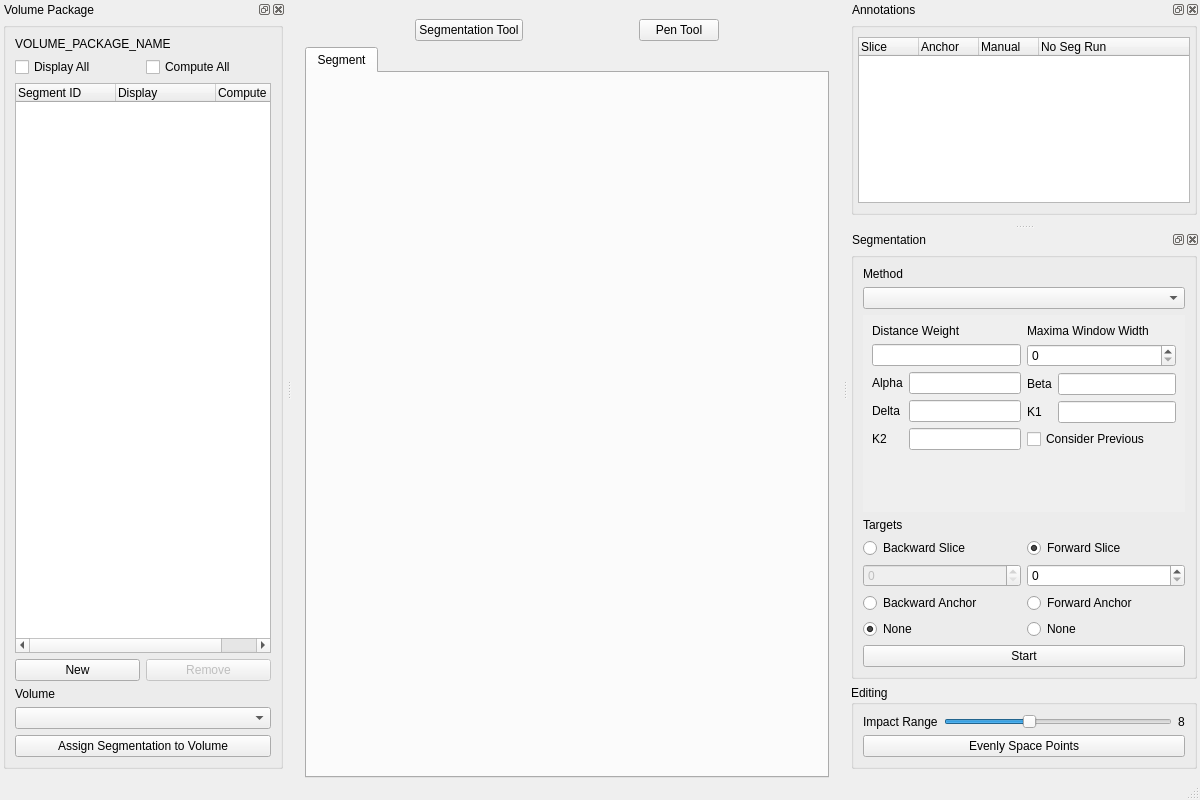
Before: the Qt Designer form volume-cartographer/apps/VC/VCMain.ui in SuperOptimizer/villa, drawn with Qt 5.
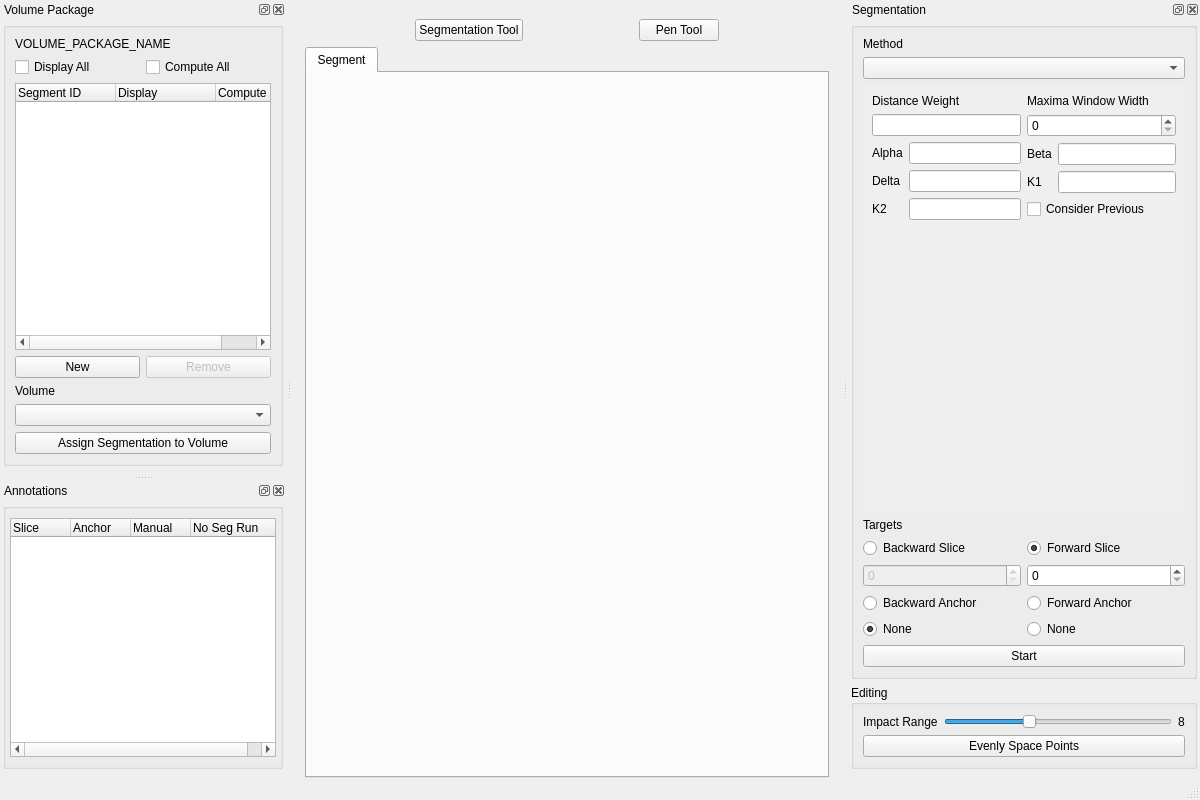
After: the same form once the commit is applied. Icons and pictures are not drawn.

Commit message: move annotations dock to left as default

```diff
--- a/volume-cartographer/apps/VC/VCMain.ui
+++ b/volume-cartographer/apps/VC/VCMain.ui
@@ -124,118 +124,6 @@
    </layout>
   </widget>
   <widget class="QStatusBar" name="statusBar"/>
-  <widget class="QDockWidget" name="dockWidgetAnnotations">
-   <property name="minimumSize">
-    <size>
-     <width>92</width>
-     <height>130</height>
-    </size>
-   </property>
-   <property name="floating">
-    <bool>false</bool>
-   </property>
-   <property name="features">
-    <set>QDockWidget::DockWidgetClosable|QDockWidget::DockWidgetFloatable|QDockWidget::DockWidgetMovable</set>
-   </property>
-   <property name="allowedAreas">
-    <set>Qt::LeftDockWidgetArea|Qt::RightDockWidgetArea</set>
-   </property>
-   <property name="windowTitle">
-    <string>Annotations</string>
-   </property>
-   <attribute name="dockWidgetArea">
-    <number>2</number>
-   </attribute>
-   <widget class="QWidget" name="dockWidgetAnnotationsContent">
-    <property name="enabled">
-     <bool>true</bool>
-    </property>
-    <layout class="QVBoxLayout" name="verticalLayout_5">
-     <property name="leftMargin">
-      <number>3</number>
-     </property>
-     <property name="topMargin">
-      <number>3</number>
-     </property>
-     <property name="rightMargin">
-      <number>3</number>
-     </property>
-     <property name="bottomMargin">
-      <number>9</number>
-     </property>
-     <item>
-      <layout class="QVBoxLayout" name="verticalLayout">
-       <item>
-        <widget class="QGroupBox" name="groupBox">
-         <property name="title">
-          <string/>
-         </property>
-         <property name="flat">
-          <bool>false</bool>
-         </property>
-         <layout class="QVBoxLayout" name="verticalLayout_6">
-          <property name="leftMargin">
-           <number>4</number>
-          </property>
-          <property name="rightMargin">
-           <number>4</number>
-          </property>
-          <item>
-           <widget class="QTreeWidget" name="treeWidgetAnnotations">
-            <property name="enabled">
-             <bool>true</bool>
-            </property>
-            <property name="editTriggers">
-             <set>QAbstractItemView::NoEditTriggers</set>
-            </property>
-            <property name="indentation">
-             <number>0</number>
-            </property>
-            <property name="itemsExpandable">
-             <bool>true</bool>
-            </property>
-            <property name="sortingEnabled">
-             <bool>false</bool>
-            </property>
-            <property name="expandsOnDoubleClick">
-             <bool>true</bool>
-            </property>
-            <property name="columnCount">
-             <number>4</number>
-            </property>
-            <attribute name="headerDefaultSectionSize">
-             <number>60</number>
-            </attribute>
-            <column>
-             <property name="text">
-              <string>Slice</string>
-             </property>
-            </column>
-            <column>
-             <property name="text">
-              <string>Anchor</string>
-             </property>
-            </column>
-            <column>
-             <property name="text">
-              <string>Manual</string>
-             </property>
-            </column>
-            <column>
-             <property name="text">
-              <string>No Seg Run</string>
-             </property>
-            </column>
-           </widget>
-          </item>
-         </layout>
-        </widget>
-       </item>
-      </layout>
-     </item>
-    </layout>
-   </widget>
-  </widget>
   <widget class="QDockWidget" name="dockWidgetVolumes">
    <property name="minimumSize">
     <size>
@@ -406,6 +294,118 @@
     </layout>
    </widget>
   </widget>
+  <widget class="QDockWidget" name="dockWidgetAnnotations">
+   <property name="minimumSize">
+    <size>
+     <width>92</width>
+     <height>130</height>
+    </size>
+   </property>
+   <property name="floating">
+    <bool>false</bool>
+   </property>
+   <property name="features">
+    <set>QDockWidget::DockWidgetClosable|QDockWidget::DockWidgetFloatable|QDockWidget::DockWidgetMovable</set>
+   </property>
+   <property name="allowedAreas">
+    <set>Qt::LeftDockWidgetArea|Qt::RightDockWidgetArea</set>
+   </property>
+   <property name="windowTitle">
+    <string>Annotations</string>
+   </property>
+   <attribute name="dockWidgetArea">
+    <number>1</number>
+   </attribute>
+   <widget class="QWidget" name="dockWidgetAnnotationsContent">
+    <property name="enabled">
+     <bool>true</bool>
+    </property>
+    <layout class="QVBoxLayout" name="verticalLayout_5">
+     <property name="leftMargin">
+      <number>3</number>
+     </property>
+     <property name="topMargin">
+      <number>3</number>
+     </property>
+     <property name="rightMargin">
+      <number>3</number>
+     </property>
+     <property name="bottomMargin">
+      <number>9</number>
+     </property>
+     <item>
+      <layout class="QVBoxLayout" name="verticalLayout">
+       <item>
+        <widget class="QGroupBox" name="groupBox">
+         <property name="title">
+          <string/>
+         </property>
+         <property name="flat">
+          <bool>false</bool>
+         </property>
+         <layout class="QVBoxLayout" name="verticalLayout_6">
+          <property name="leftMargin">
+           <number>4</number>
+          </property>
+          <property name="rightMargin">
+           <number>4</number>
+          </property>
+          <item>
+           <widget class="QTreeWidget" name="treeWidgetAnnotations">
+            <property name="enabled">
+             <bool>true</bool>
+            </property>
+            <property name="editTriggers">
+             <set>QAbstractItemView::NoEditTriggers</set>
+            </property>
+            <property name="indentation">
+             <number>0</number>
+            </property>
+            <property name="itemsExpandable">
+             <bool>true</bool>
+            </property>
+            <property name="sortingEnabled">
+             <bool>false</bool>
+            </property>
+            <property name="expandsOnDoubleClick">
+             <bool>true</bool>
+            </property>
+            <property name="columnCount">
+             <number>4</number>
+            </property>
+            <attribute name="headerDefaultSectionSize">
+             <number>60</number>
+            </attribute>
+            <column>
+             <property name="text">
+              <string>Slice</string>
+             </property>
+            </column>
+            <column>
+             <property name="text">
+              <string>Anchor</string>
+             </property>
+            </column>
+            <column>
+             <property name="text">
+              <string>Manual</string>
+             </property>
+            </column>
+            <column>
+             <property name="text">
+              <string>No Seg Run</string>
+             </property>
+            </column>
+           </widget>
+          </item>
+         </layout>
+        </widget>
+       </item>
+      </layout>
+     </item>
+    </layout>
+   </widget>
+  </widget>
   <widget class="QDockWidget" name="dockWidgetSegmentation">
    <property name="minimumSize">
     <size>
@@ -487,7 +487,7 @@
              <x>0</x>
              <y>0</y>
              <width>396</width>
-             <height>161</height>
+             <height>389</height>
             </rect>
            </property>
            <property name="layoutDirection">
```
